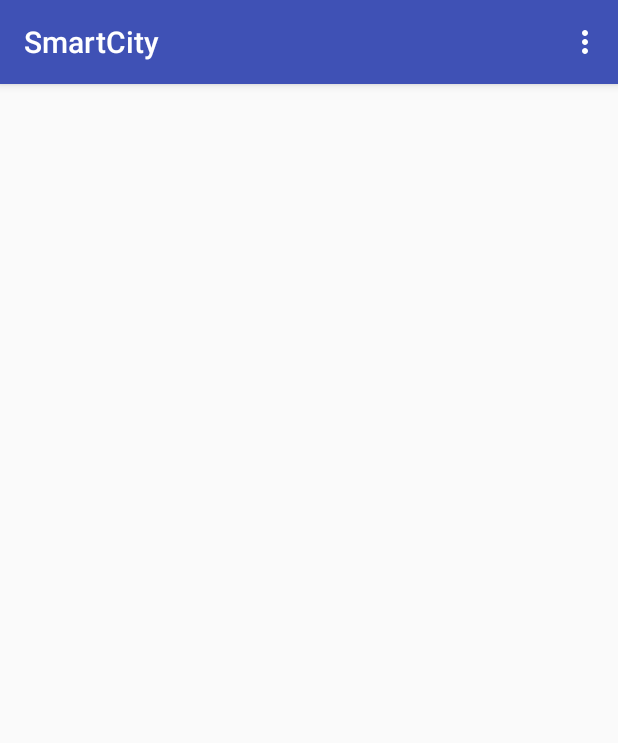
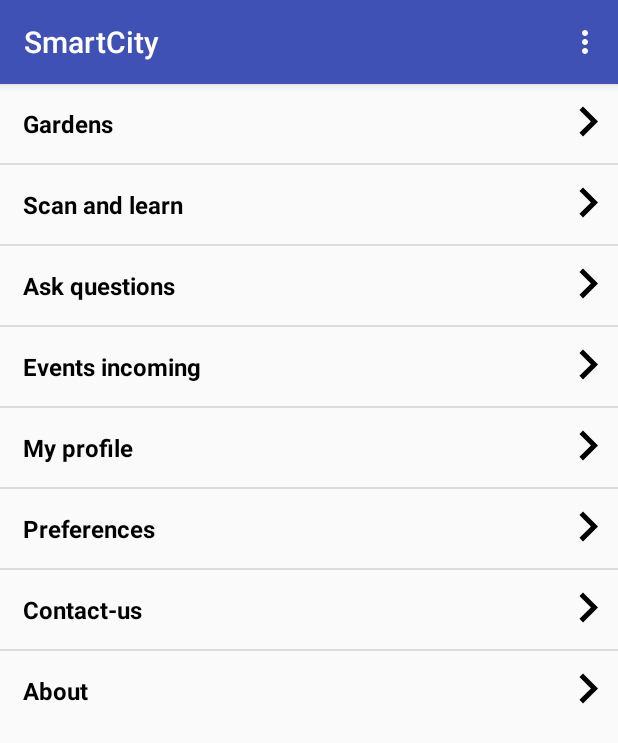
Before and after one commit to FkLinks/SmartCity_2017-2018, an Android app: the screen it shows after launch (HomeActivity), after a tap on "Enter as guest", on a phone screen of 412 x 824 dp. Shown: the top 743 px of the screen. Run offline under Robolectric (Android 15) with nearby library versions, the phone set to English and light mode, and no system bars.

Commit message:
MajAppAndroid
Maintenant ca marche :+1:

```diff
--- /dev/null
+++ b/SmartCity/app/src/main/java/com/henallux/smartcity/Custom_Home_Adapter.java
@@ -0,0 +1,31 @@
+package com.henallux.smartcity;
+
+import android.content.Context;
+import android.support.annotation.LayoutRes;
+import android.support.annotation.NonNull;
+import android.view.LayoutInflater;
+import android.view.View;
+import android.view.ViewGroup;
+import android.widget.ArrayAdapter;
+import android.widget.TextView;
+
+import java.util.ArrayList;
+
+/**
+ * Created by Quentin on 11-11-17.
+ */
+
+public class Custom_Home_Adapter extends ArrayAdapter<String> {
+    public Custom_Home_Adapter(@NonNull Context context, @NonNull ArrayList<String> list_home_menu) {
+        super(context, R.layout.list_view_home_menu, list_home_menu);
+    }
+    @Override
+    public View getView(int position, View view, ViewGroup viewGroup) {
+        LayoutInflater layout = LayoutInflater.from(getContext());
+        View shapeOfList = layout.inflate(R.layout.list_view_home_menu, viewGroup, false);
+        String line_menu = getItem(position);
+        TextView nameChoice = (TextView) shapeOfList.findViewById(R.id.txtChoixListView);
+        nameChoice.setText(line_menu);
+        return shapeOfList;
+    }
+}
--- a/SmartCity/app/src/main/java/com/henallux/smartcity/HomeActivity.java
+++ b/SmartCity/app/src/main/java/com/henallux/smartcity/HomeActivity.java
@@ -17,20 +17,13 @@ import android.widget.ListAdapter;
 import android.widget.ListView;
 import android.widget.TextView;
 
+import java.util.ArrayList;
+
 public class HomeActivity extends AppCompatActivity {
 
     private Boolean login;
-
-    private String[] listItems={
-            getString(R.string.home_menu_gardens),
-            getString(R.string.home_menu_scan),
-            getString(R.string.home_menu_ask_questions),
-            getString(R.string.home_menu_events_inc),
-            getString(R.string.home_menu_my_profile),
-            getString(R.string.home_menu_prefs),
-            getString(R.string.home_menu_contact_us),
-            getString(R.string.home_menu_about)};
-
+    private ListView listChoices;
+    private ArrayList<String> listItems= new ArrayList<>();
     @Override
     protected void onCreate(Bundle savedInstanceState) {
         super.onCreate(savedInstanceState);
@@ -39,74 +32,17 @@ public class HomeActivity extends AppCompatActivity {
         SharedPreferences preferences = PreferenceManager.getDefaultSharedPreferences(this);
         login = preferences.getBoolean("login", false);
 
-        ListView listChoices = (ListView) findViewById(android.R.id.list);
-        /*listChoices.setAdapter(new ListAdapter() {            C nul
-            @Override
-            public boolean areAllItemsEnabled() {
-                return true;
-            }
+        listItems.add(getString(R.string.home_menu_gardens));
+        listItems.add(getString(R.string.home_menu_scan));
+        listItems.add(getString(R.string.home_menu_ask_questions));
+        listItems.add(getString(R.string.home_menu_events_inc));
+        listItems.add(getString(R.string.home_menu_my_profile));
+        listItems.add(getString(R.string.home_menu_prefs));
+        listItems.add(getString(R.string.home_menu_contact_us));
+        listItems.add(getString(R.string.home_menu_about));
 
-            @Override
-            public boolean isEnabled(int i) {
-                return true;
-            }
-
-            @Override
-            public void registerDataSetObserver(DataSetObserver dataSetObserver) {
-
-            }
-
-            @Override
-            public void unregisterDataSetObserver(DataSetObserver dataSetObserver) {
-
-            }
-
-            @Override
-            public int getCount() {
-                return listItems.length;
-            }
-
-            @Override
-            public Object getItem(int i) {
-                return null;
-            }
-
-            @Override
-            public long getItemId(int i) {
-                return 0;
-            }
-
-            @Override
-            public boolean hasStableIds() {
-                return false;
-            }
-
-            @Override
-            public View getView(int i, View view, ViewGroup viewGroup) {
-                view=getLayoutInflater().inflate(R.layout.activity_home,null);
-                ImageView imageView=(ImageView)view.findViewById(R.id.arrow);
-                TextView textView=(TextView)view.findViewById(R.id.txtChoixListView);
-                imageView.setImageResource(R.drawable.arrow);
-                textView.setText(listItems[i]);
-                return null;
-            }
-
-            @Override
-            public int getItemViewType(int i) {
-                return 0;
-            }
-
-            @Override
-            public int getViewTypeCount() {
-                return listItems.length;
-            }
-
-            @Override
-            public boolean isEmpty() {
-                return false;
-            }
-        });*/
-        listChoices.setAdapter(new ArrayAdapter<>(this, R.layout.activity_home, R.id.txtChoixListView, listItems));
+        listChoices = (ListView) findViewById(android.R.id.list);
+        listChoices.setAdapter(new Custom_Home_Adapter(this, listItems));
         listChoices.setOnItemClickListener(new AdapterView.OnItemClickListener() {
             @Override
             public void onItemClick(AdapterView<?> parent, View view, int position, long id) {
@@ -139,6 +75,7 @@ public class HomeActivity extends AppCompatActivity {
                 }
             }
         });
+
     }
 
     @Override
--- a/SmartCity/app/src/main/java/com/henallux/smartcity/MainActivity.java
+++ b/SmartCity/app/src/main/java/com/henallux/smartcity/MainActivity.java
@@ -29,7 +29,7 @@ public class MainActivity extends AppCompatActivity {
             public void onClick(View v) {
                 Intent home = new Intent(MainActivity.this, HomeActivity.class);
                 editor.putBoolean("logged", false);
-                editor.commit();
+                editor.apply();
                 startActivity(home);
             }
         });
--- a/SmartCity/app/src/main/java/com/henallux/smartcity/ShowGardensActivity.java
+++ b/SmartCity/app/src/main/java/com/henallux/smartcity/ShowGardensActivity.java
@@ -55,14 +55,14 @@ public class ShowGardensActivity extends AppCompatActivity {
         TabLayout tabLayout = (TabLayout) findViewById(R.id.tabs);
         tabLayout.setupWithViewPager(mViewPager);
 
-        FloatingActionButton fab = (FloatingActionButton) findViewById(R.id.fab);
+        /*FloatingActionButton fab = (FloatingActionButton) findViewById(R.id.fab);
         fab.setOnClickListener(new View.OnClickListener() {
             @Override
             public void onClick(View view) {
                 Snackbar.make(view, "Replace with your own action", Snackbar.LENGTH_LONG)
                         .setAction("Action", null).show();
             }
-        });
+        });*/
 
     }
 
--- a/SmartCity/app/src/main/res/layout/activity_home.xml
+++ b/SmartCity/app/src/main/res/layout/activity_home.xml
@@ -9,20 +9,5 @@
         android:layout_width="fill_parent"
         android:layout_height="wrap_content"
         android:gravity="center_vertical"/>
-    <TextView
-        android:id="@+id/txtChoixListView"
-        android:layout_width="wrap_content"
-        android:layout_height="wrap_content"
-        android:layout_alignParentLeft="true"
-        android:padding="20dp"
-        android:textSize="16sp"
-        android:textColor="#000000"
-        android:typeface="sans"/>
-    <ImageView
-        android:id="@+id/arrow"
-        android:layout_width="wrap_content"
-        android:layout_height="wrap_content"
-        android:layout_alignParentRight="true"
-        android:padding="20dp" />
 
 </RelativeLayout>
--- a/SmartCity/app/src/main/res/layout/activity_show_gardens.xml
+++ b/SmartCity/app/src/main/res/layout/activity_show_gardens.xml
@@ -38,12 +38,12 @@
         android:layout_height="match_parent"
         app:layout_behavior="@string/appbar_scrolling_view_behavior" />
 
-    <android.support.design.widget.FloatingActionButton
+    <!--<android.support.design.widget.FloatingActionButton
         android:id="@+id/fab"
         android:layout_width="wrap_content"
         android:layout_height="wrap_content"
         android:layout_gravity="end|bottom"
         android:layout_margin="@dimen/fab_margin"
-        app:srcCompat="@android:drawable/ic_dialog_email" />
+        app:srcCompat="@android:drawable/ic_dialog_email" />-->
 
 </android.support.design.widget.CoordinatorLayout>
--- /dev/null
+++ b/SmartCity/app/src/main/res/layout/list_view_home_menu.xml
@@ -0,0 +1,25 @@
+<?xml version="1.0" encoding="utf-8"?>
+<RelativeLayout xmlns:android="http://schemas.android.com/apk/res/android"
+    android:layout_width="match_parent" android:layout_height="match_parent">
+
+    <TextView
+        android:id="@+id/txtChoixListView"
+        android:layout_width="wrap_content"
+        android:layout_height="wrap_content"
+        android:text="TextView"
+        android:textSize="16dp"
+        android:textStyle="bold"
+        android:padding="15dp"
+        android:textColor="#000"/>
+
+    <ImageView
+        android:id="@+id/arrow"
+        android:layout_width="wrap_content"
+        android:layout_height="wrap_content"
+        android:padding="20dp"
+        android:layout_marginTop="5dp"
+        android:background="@drawable/arrow"
+        android:layout_alignParentTop="true"
+        android:layout_alignParentEnd="true" />
+
+</RelativeLayout>
```
Also changed, not shown: SmartCity/app/src/main/java/com/henallux/smartcity/ImageAdapter.java (deleted, +0 -51 lines).
